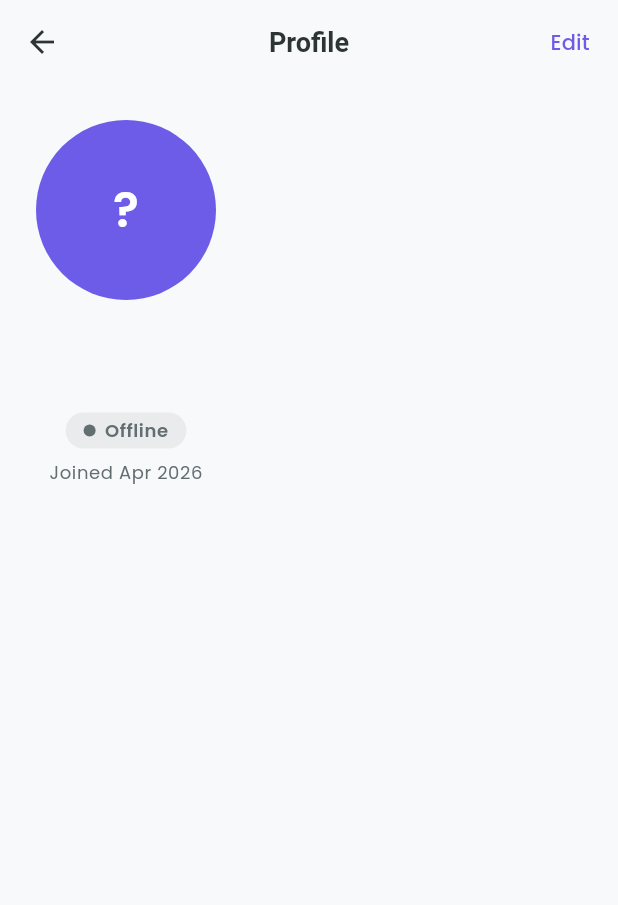
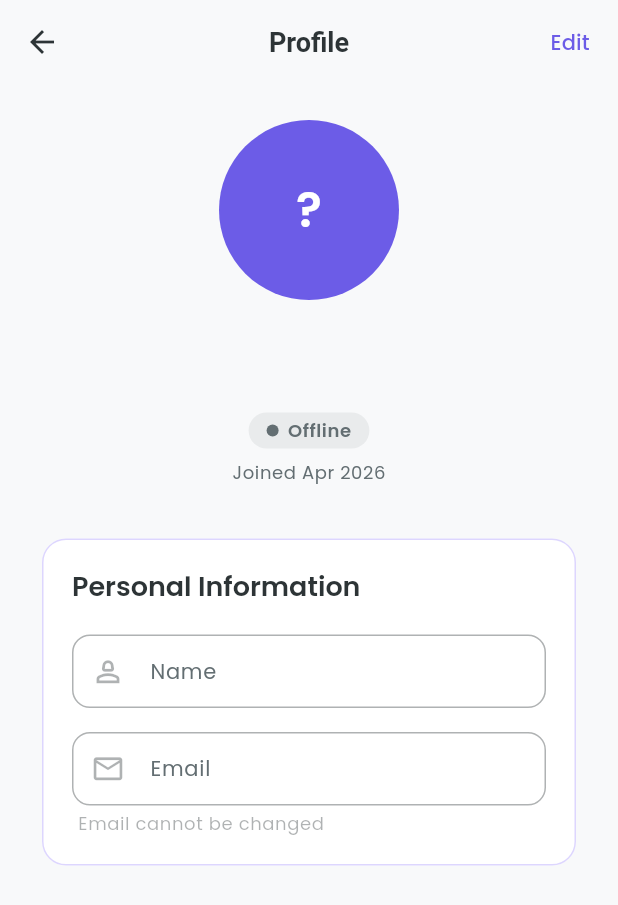
Before and after one commit to thizarakavinda/flutter_firebase_getx_chat, a Flutter app: the screen it shows once a user with an empty profile is signed in, on a phone screen of 412 x 824 dp. Shown: the top 905 px of the screen. Run offline on Flutter 3.47's test engine with Material 3 defaults, Android fonts, the phone set to English and light mode, and no system bars; our stand-ins replace cloud_firestore, firebase_auth, firebase_core, get, google_fonts, logger; accounts and stored records are empty.

Commit message:
profile data editing section setup

```diff
--- a/lib/models/user_model.dart
+++ b/lib/models/user_model.dart
@@ -19,6 +19,12 @@ class UserModel {
     required this.createdAt,
   });
 
+  static DateTime _toDateTime(dynamic value) {
+    if (value is Timestamp) return value.toDate();
+    if (value is int) return DateTime.fromMillisecondsSinceEpoch(value);
+    return DateTime.now();
+  }
+
   Map<String, dynamic> toMap() {
     return {
       'id': id,
@@ -26,8 +32,8 @@ class UserModel {
       'displayName': displayName,
       'photoUrl': photoUrl,
       'isOnline': isOnline,
-      'lastSeen': lastSeen,
-      'createdAt': createdAt,
+      'lastSeen': Timestamp.fromDate(lastSeen),
+      'createdAt': Timestamp.fromDate(createdAt),
     };
   }
 
@@ -38,12 +44,8 @@ class UserModel {
       displayName: map['displayName'] ?? "",
       photoUrl: map['photoUrl'] ?? "",
       isOnline: map['isOnline'] ?? false,
-      lastSeen: map['lastSeen'] != null
-          ? (map['lastSeen'] as Timestamp).toDate()
-          : DateTime.now(),
-      createdAt: map['createdAt'] != null
-          ? (map['createdAt'] as Timestamp).toDate()
-          : DateTime.now(),
+      lastSeen: _toDateTime(map['lastSeen']),
+      createdAt: _toDateTime(map['createdAt']),
     );
   }
 
--- a/lib/views/profile_view.dart
+++ b/lib/views/profile_view.dart
@@ -2,6 +2,7 @@ import 'package:flutter/material.dart';
 import 'package:flutter_firebase_getx_chat/controllers/profile_controller.dart';
 import 'package:flutter_firebase_getx_chat/theme/app_theme.dart';
 import 'package:get/get.dart';
+import 'package:logger/web.dart';
 
 class ProfileView extends GetView<ProfileController> {
   const ProfileView({super.key});
@@ -37,6 +38,7 @@ class ProfileView extends GetView<ProfileController> {
       body: Obx(() {
         final user = controller.currentUser;
         if (user == null) {
+          Logger().e('User data is null');
           return Center(
             child: CircularProgressIndicator(color: AppTheme.primaryColor),
           );
@@ -160,6 +162,90 @@ class ProfileView extends GetView<ProfileController> {
                   ),
                 ],
               ),
+
+              SizedBox(height: 32),
+
+              Obx(
+                () => Card(
+                  child: Padding(
+                    padding: EdgeInsetsGeometry.all(20),
+                    child: Column(
+                      crossAxisAlignment: CrossAxisAlignment.start,
+                      children: [
+                        Text(
+                          'Personal Information',
+                          style: Theme.of(Get.context!).textTheme.headlineSmall
+                              ?.copyWith(
+                                fontSize: 18,
+                                fontWeight: FontWeight.w600,
+                              ),
+                        ),
+
+                        SizedBox(height: 20),
+
+                        TextField(
+                          style: TextStyle(fontSize: 14),
+                          enabled: controller.isEditing,
+                          controller: controller.displayNameController,
+                          decoration: InputDecoration(
+                            contentPadding: EdgeInsets.symmetric(vertical: 14),
+                            labelText: 'Name',
+                            prefixIcon: Icon(Icons.person_2_outlined, size: 23),
+                            labelStyle: TextStyle(
+                              color: AppTheme.textSecondaryColor,
+                              fontSize: 14,
+                            ),
+                          ),
+                        ),
+
+                        SizedBox(height: 16),
+
+                        TextField(
+                          style: TextStyle(fontSize: 14),
+                          enabled: false,
+                          controller: controller.emailController,
+                          decoration: InputDecoration(
+                            contentPadding: EdgeInsets.symmetric(vertical: 14),
+                            labelText: 'Email',
+                            prefixIcon: Icon(Icons.email_outlined, size: 23),
+                            labelStyle: TextStyle(
+                              color: AppTheme.textSecondaryColor,
+                              fontSize: 14,
+                            ),
+                            helperText: 'Email cannot be changed',
+                          ),
+                        ),
+
+                        if (controller.isEditing) ...[
+                          SizedBox(height: 20),
+
+                          SizedBox(
+                            width: double.infinity,
+                            child: ElevatedButton(
+                              style: ElevatedButton.styleFrom(
+                                padding: EdgeInsets.symmetric(vertical: 14),
+                              ),
+                              onPressed: controller.isLoading
+                                  ? null
+                                  : controller.updateProfile,
+                              child: controller.isLoading
+                                  ? SizedBox(
+                                      width: 20,
+                                      height: 20,
+                                      child: CircularProgressIndicator(
+                                        color: Colors.white,
+                                        strokeWidth: 2,
+                                      ),
+                                    )
+                                  : Text('Save Changes'),
+                            ),
+                          ),
+                        ],
+                      ],
+                    ),
+                  ),
+                ),
+              ),
             ],
           ),
         );
```
